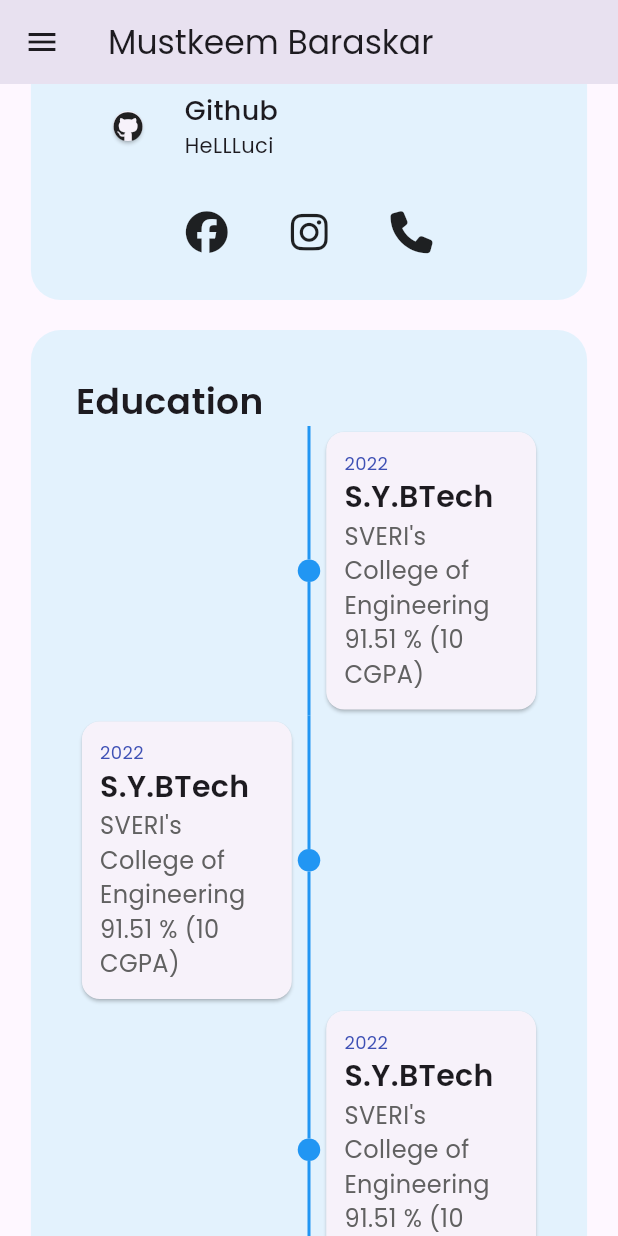
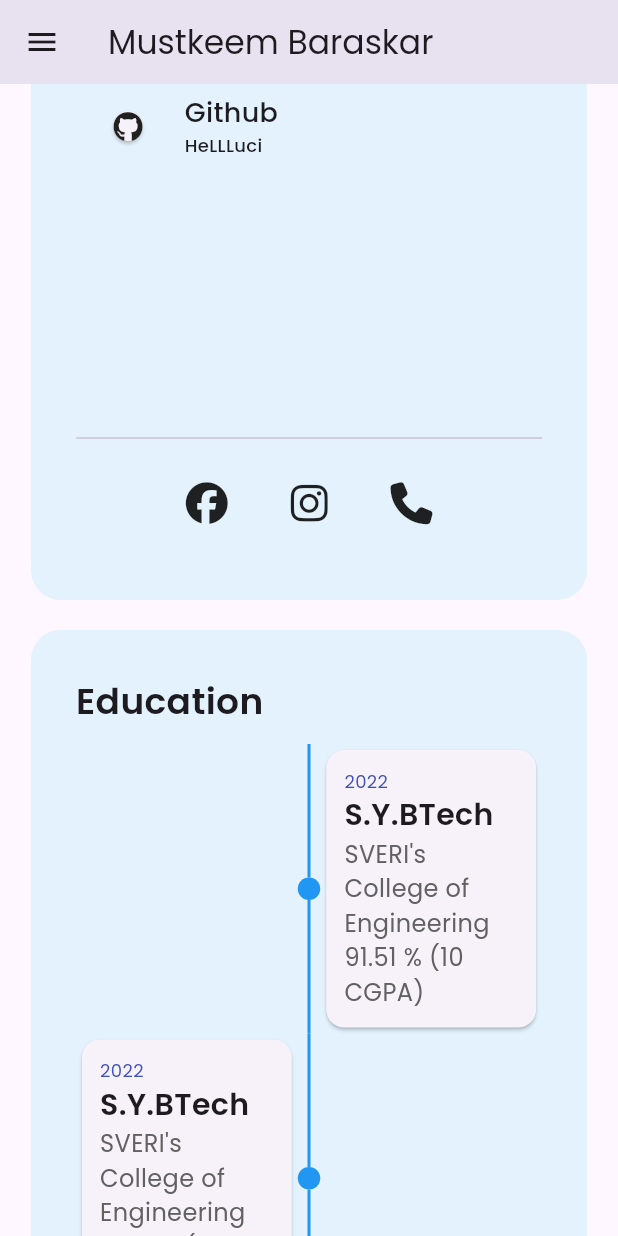
Before and after one commit to HeLLLuci/Portfolio, a Flutter app: the screen it shows after launch, scrolled down 576 dp, on a phone screen of 412 x 824 dp. Run offline on Flutter 3.47's test engine with Material 2 defaults, Android fonts, the light colour scheme and no system bars; drawn by our look-alikes of timelines; our stand-ins replace font_awesome_flutter, velocity_x.

Commit message:
Redesigned UI

```diff
--- a/portfolio/lib/components/Education.dart
+++ b/portfolio/lib/components/Education.dart
@@ -17,19 +17,25 @@ class _EducationState extends State<Education> {
       margin: EdgeInsets.only(top: 20.0),
       width: context.screenWidth < 900
           ? context.screenWidth * 0.9
-          : context.screenWidth * 0.5,
+          :context.screenWidth < 1600
+          ? context.screenWidth * 0.5
+          : context.screenWidth * 0.4 ,
       decoration: BoxDecoration(
         borderRadius: BorderRadius.circular(20.0),
         color: Colors.blue.shade50,
       ),
+      height: 900,
       padding: EdgeInsets.all(30.0),
       child: Column(
         crossAxisAlignment: CrossAxisAlignment.start,
         children: [
-          Text("Education",
+          const Text("Education",
             style: TextStyle(
                 fontSize: 24.0, fontWeight: FontWeight.w600
             ),
+          ),
+          const SizedBox(
+            height: 12.0,
           ),
           //
           Timeline.tileBuilder(
@@ -46,14 +52,14 @@ class _EducationState extends State<Education> {
                   child: Column(
                     crossAxisAlignment: CrossAxisAlignment.start,
                     children: [
-                      Text(
+                      const Text(
                           "2022",
                       style: TextStyle(
                         fontSize: 12.0,
                         color: Colors.indigo
                       ),
                       ),
-                      Text(
+                      const Text(
                           "S.Y.BTech",
                       style: TextStyle(
                         fontSize: 20.0,
--- a/portfolio/lib/components/about.dart
+++ b/portfolio/lib/components/about.dart
@@ -26,9 +26,12 @@ class _AboutState extends State<About> {
         borderRadius: BorderRadius.circular(20.0),
         color: Colors.blue.shade50,
       ),
-      height: 700,
+      height: 900,
       padding: EdgeInsets.all(30.0),
       child: Column(
+        mainAxisAlignment: MainAxisAlignment.spaceBetween,
+        children: [
+          Column(
             children: [
               Image(image: AssetImage("assets/images/dev.png"),height: 156.0,),
               Text("Hi it's Mustkeem",
@@ -92,8 +95,15 @@ class _AboutState extends State<About> {
                   title: "Github",
                   subtitle: "HeLLLuci",
                   onTap: (){}),
+            ],
+          ),
           //
+          Column(
+            children: [
+              Divider(),
               SocialRow(),
+            ],
+          ),
         ],
       ),
     );
--- a/portfolio/lib/utils/animated_contact.dart
+++ b/portfolio/lib/utils/animated_contact.dart
@@ -65,7 +65,10 @@ class _AnimatedContactState extends State<AnimatedContact> {
                 Text(widget.title, style: TextStyle(
                   fontSize: 18.0, fontWeight: FontWeight.w500
                 ),),
-                Text(widget.subtitle)
+                Text(widget.subtitle,
+                  style: TextStyle(
+                      fontSize: 12.0, fontWeight: FontWeight.w500
+                  ),)
               ],
             )
           ],
```
Lines whose indentation alone changed are shown as unchanged.
